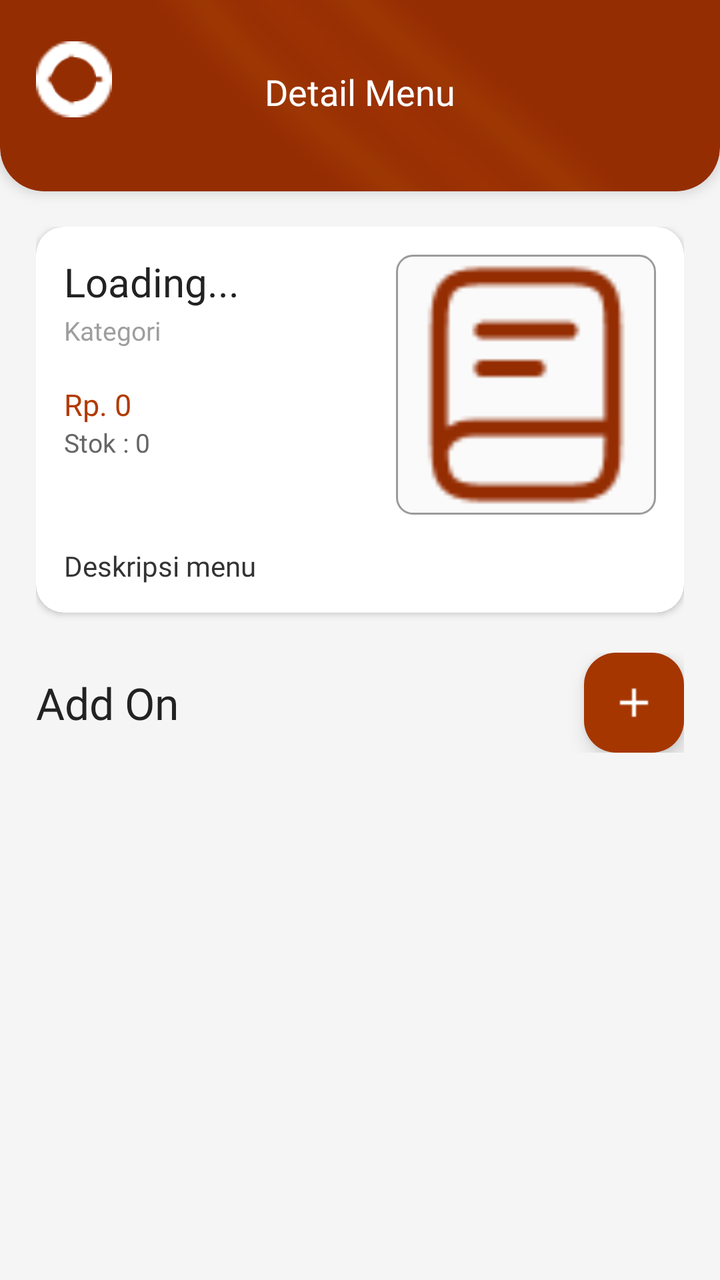
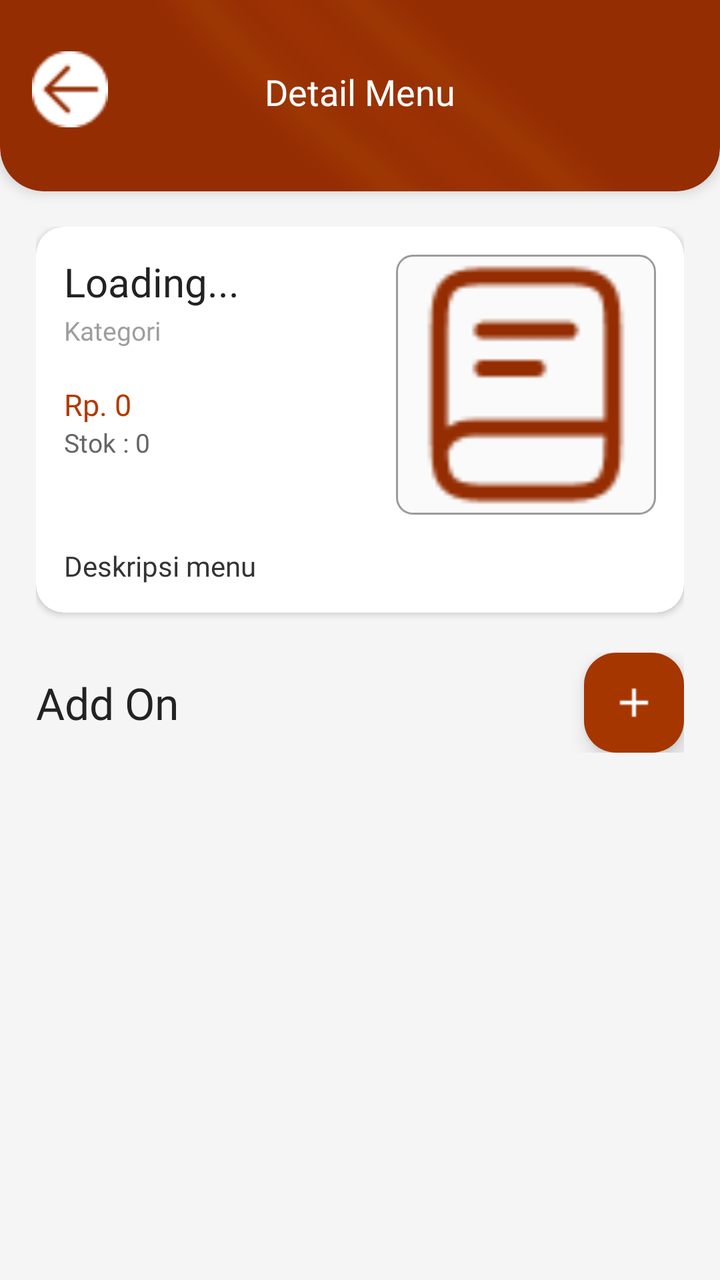

The first picture is an Android layout as it rendered before a commit; the second is the same layout after the commit. The layout source and the unified diff follow.
<!-- AndroidManifest.xml: application theme Theme.Warmindone -->
<!-- res/layout/activity_detailmenu.xml -->
<?xml version="1.0" encoding="utf-8"?>
<androidx.constraintlayout.widget.ConstraintLayout
    xmlns:android="http://schemas.android.com/apk/res/android"
    xmlns:app="http://schemas.android.com/apk/res-auto"
    xmlns:tools="http://schemas.android.com/tools"
    android:layout_width="match_parent"
    android:layout_height="match_parent"
    android:background="#F5F5F5">

    
    <androidx.cardview.widget.CardView
        android:id="@+id/headerCard"
        android:layout_width="0dp"
        android:layout_height="120dp"
        android:layout_marginTop="-25dp"
        app:cardBackgroundColor="#952D03"
        app:cardCornerRadius="22dp"
        app:cardElevation="4dp"
        app:layout_constraintTop_toTopOf="parent"
        app:layout_constraintStart_toStartOf="parent"
        app:layout_constraintEnd_toEndOf="parent">

        <FrameLayout
            android:layout_width="match_parent"
            android:layout_height="match_parent">

            <ImageView
                android:layout_width="match_parent"
                android:layout_height="match_parent"
                android:alpha="0.25"
                android:scaleType="centerCrop"
                android:src="@drawable/bgdashboardadmin" />

            
            <ImageView
                android:id="@+id/btnBack"
                android:layout_width="38dp"
                android:layout_height="38dp"
                android:layout_marginStart="18dp"
                android:layout_marginTop="45dp"
                android:background="@drawable/bg_circle_white"
                android:padding="8dp"
                android:src="@drawable/ic_back"
                app:tint="#952D03" />

            
            <TextView
                android:layout_width="wrap_content"
                android:layout_height="wrap_content"
                android:layout_gravity="center_horizontal"
                android:layout_marginTop="58dp"
                android:fontFamily="@font/montserrat_semibold"
                android:text="Detail Menu"
                android:textColor="@android:color/white"
                android:textSize="18sp" />

        </FrameLayout>

    </androidx.cardview.widget.CardView>

    
    <androidx.core.widget.NestedScrollView
        android:layout_width="0dp"
        android:layout_height="0dp"
        android:fillViewport="true"
        app:layout_constraintTop_toBottomOf="@id/headerCard"
        app:layout_constraintBottom_toBottomOf="parent"
        app:layout_constraintStart_toStartOf="parent"
        app:layout_constraintEnd_toEndOf="parent">

        <LinearLayout
            android:layout_width="match_parent"
            android:layout_height="wrap_content"
            android:orientation="vertical"
            android:padding="18dp">

            
            <androidx.cardview.widget.CardView
                android:layout_width="match_parent"
                android:layout_height="wrap_content"
                app:cardBackgroundColor="@android:color/white"
                app:cardCornerRadius="14dp"
                app:cardElevation="2dp">

                <LinearLayout
                    android:layout_width="match_parent"
                    android:layout_height="wrap_content"
                    android:orientation="vertical"
                    android:padding="14dp">

                    
                    <LinearLayout
                        android:layout_width="match_parent"
                        android:layout_height="wrap_content"
                        android:orientation="horizontal">

                        
                        <LinearLayout
                            android:layout_width="0dp"
                            android:layout_height="wrap_content"
                            android:layout_weight="1"
                            android:orientation="vertical">

                            <TextView
                                android:id="@+id/tvNamaMenu"
                                android:layout_width="wrap_content"
                                android:layout_height="wrap_content"
                                android:fontFamily="@font/montserrat_semibold"
                                android:text="Loading..."
                                android:textColor="#222222"
                                android:textSize="20sp" />

                            <TextView
                                android:id="@+id/tvKategori"
                                android:layout_width="wrap_content"
                                android:layout_height="wrap_content"
                                android:layout_marginTop="2dp"
                                android:fontFamily="@font/montserrat_medium"
                                android:text="Kategori"
                                android:textColor="#9E9E9E"
                                android:textSize="13sp" />

                            <TextView
                                android:id="@+id/tvHarga"
                                android:layout_width="wrap_content"
                                android:layout_height="wrap_content"
                                android:layout_marginTop="18dp"
                                android:fontFamily="@font/montserrat_semibold"
                                android:text="Rp. 0"
                                android:textColor="#B33A00"
                                android:textSize="15sp" />

                            <TextView
                                android:id="@+id/tvStok"
                                android:layout_width="wrap_content"
                                android:layout_height="wrap_content"
                                android:text="Stok : 0"
                                android:textColor="#666666"
                                android:textSize="13sp" />

                        </LinearLayout>

                        
                        <ImageView
                            android:id="@+id/imgMenu"
                            android:layout_width="130dp"
                            android:layout_height="130dp"
                            android:background="@drawable/card_white_menu"
                            android:scaleType="centerCrop"
                            android:src="@drawable/ic_menu" />

                    </LinearLayout>

                    
                    <TextView
                        android:id="@+id/tvDeskripsi"
                        android:layout_width="match_parent"
                        android:layout_height="wrap_content"
                        android:layout_marginTop="16dp"
                        android:fontFamily="@font/montserrat_medium"
                        android:lineSpacingExtra="2dp"
                        android:text="Deskripsi menu"
                        android:textColor="#333333"
                        android:textSize="14sp" />

                </LinearLayout>

            </androidx.cardview.widget.CardView>

            
            <LinearLayout
                android:layout_width="match_parent"
                android:layout_height="wrap_content"
                android:layout_marginTop="20dp"
                android:gravity="center_vertical"
                android:orientation="horizontal">

                
                <TextView
                    android:layout_width="0dp"
                    android:layout_height="wrap_content"
                    android:layout_weight="1"
                    android:fontFamily="@font/montserrat_semibold"
                    android:text="Add On"
                    android:textColor="#222222"
                    android:textSize="22sp" />

                
                <com.google.android.material.floatingactionbutton.FloatingActionButton
                    android:id="@+id/btnTambahAddon"
                    android:layout_width="50dp"
                    android:layout_height="50dp"
                    android:src="@drawable/ic_plus"
                    app:backgroundTint="#A63600"
                    app:fabCustomSize="50dp"
                    app:tint="@android:color/white"
                    tools:ignore="SpeakableTextPresentCheck" />

            </LinearLayout>

            
            <androidx.recyclerview.widget.RecyclerView
                android:id="@+id/recyclerAddon"
                android:layout_width="match_parent"
                android:layout_height="wrap_content"
                android:layout_marginTop="12dp"
                android:layout_marginBottom="30dp"
                android:nestedScrollingEnabled="false"
                tools:listitem="@layout/addon_widget" />

        </LinearLayout>

    </androidx.core.widget.NestedScrollView>

</androidx.constraintlayout.widget.ConstraintLayout>
<!-- res/layout/addon_widget.xml (included above) -->
<LinearLayout
    xmlns:android="http://schemas.android.com/apk/res/android"
    android:id="@+id/addonall"
    android:layout_width="match_parent"
    android:layout_height="95dp"
    android:layout_marginHorizontal="16dp"
    android:layout_marginTop="10dp"
    android:background="@drawable/card_white_menu"
    android:elevation="2dp"
    android:gravity="center_vertical"
    android:orientation="horizontal"
    android:paddingHorizontal="16dp">

    
    <ImageView
        android:id="@+id/imgAddon"
        android:layout_width="65dp"
        android:layout_height="65dp"
        android:padding="6dp"
        android:scaleType="centerCrop"
        android:src="@drawable/ic_menu" />

    
    <LinearLayout
        android:layout_width="0dp"
        android:layout_height="wrap_content"
        android:layout_marginStart="14dp"
        android:layout_weight="1"
        android:orientation="vertical">

        <TextView
            android:id="@+id/tvNamaAddon"
            android:layout_width="wrap_content"
            android:layout_height="wrap_content"
            android:fontFamily="@font/montserrat_semibold"
            android:text="Telur"
            android:textColor="#222222"
            android:textSize="20sp"
            android:textStyle="bold" />

        <TextView
            android:id="@+id/tvStokAddon"
            android:layout_width="wrap_content"
            android:layout_height="wrap_content"
            android:layout_marginTop="2dp"
            android:fontFamily="@font/montserrat_medium"
            android:text="Stok : 5"
            android:textColor="#9E9E9E"
            android:textSize="14sp" />
    </LinearLayout>

    
    <LinearLayout
        android:layout_width="wrap_content"
        android:layout_height="match_parent"
        android:gravity="center"
        android:orientation="horizontal">

        <ImageView
            android:id="@+id/btnEditAddon"
            android:layout_width="22dp"
            android:layout_height="22dp"
            android:layout_marginEnd="18dp"
            android:src="@drawable/ic_pen" />

        <ImageView
            android:id="@+id/btnDeleteAddon"
            android:layout_width="22dp"
            android:layout_height="22dp"
            android:src="@drawable/ic_trash" />
    </LinearLayout>

</LinearLayout>
<!-- resources referenced by this layout -->
<resources>
  <!-- drawable bg_circle_white: png bitmap (drawable, 525 bytes) -->
  <!-- drawable bgdashboardadmin: png bitmap (drawable, 45797 bytes) -->
  <!-- drawable card_white_menu (drawable) -->
  <?xml version="1.0" encoding="utf-8"?>
  <shape xmlns:android="http://schemas.android.com/apk/res/android">
      <corners android:radius="8dp"/>
      <solid android:color="#fafafa"/>
      <stroke
          android:width="1dp" android:color="#9b9b9b" />
  </shape>
  <!-- drawable ic_back: png bitmap (drawable, 525 bytes) -->
  <!-- drawable ic_menu: png bitmap (drawable, 1246 bytes) -->
  <!-- drawable ic_pen: png bitmap (drawable, 501 bytes) -->
  <!-- drawable ic_plus: png bitmap (drawable, 298 bytes) -->
  <!-- drawable ic_trash: png bitmap (drawable, 254 bytes) -->
  <style name="Theme.Warmindone" parent="Base.Theme.Warmindone" />
  <style name="Base.Theme.Warmindone" parent="Theme.Material3.DayNight.NoActionBar">
          
          
      </style>
</resources>

<!-- the commit's change to res/layout/activity_detailmenu.xml (unified diff, before → after) -->
@@ -36,12 +36,9 @@
                 android:id="@+id/btnBack"
                 android:layout_width="38dp"
                 android:layout_height="38dp"
-                android:layout_marginStart="18dp"
-                android:layout_marginTop="45dp"
-                android:background="@drawable/bg_circle_white"
-                android:padding="8dp"
-                android:src="@drawable/ic_back"
-                app:tint="#952D03" />
+                android:layout_marginStart="16dp"
+                android:layout_marginTop="50dp"
+                android:src="@drawable/ic_back"/>
 
             
             <TextView
@@ -49,11 +46,10 @@
                 android:layout_height="wrap_content"
                 android:layout_gravity="center_horizontal"
                 android:layout_marginTop="58dp"
-                android:fontFamily="@font/montserrat_semibold"
                 android:text="Detail Menu"
+                android:textSize="18sp"
                 android:textColor="@android:color/white"
-                android:textSize="18sp" />
-
+                android:fontFamily="@font/montserrat_semibold"/>
         </FrameLayout>
 
     </androidx.cardview.widget.CardView>
<!-- resource entries referenced after the edit -->
@@ -1,6 +1,5 @@
 <!-- resources referenced by this layout -->
 <resources>
-  <!-- drawable bg_circle_white: png bitmap (drawable, 525 bytes) -->
   <!-- drawable bgdashboardadmin: png bitmap (drawable, 45797 bytes) -->
   <!-- drawable card_white_menu (drawable) -->
   <?xml version="1.0" encoding="utf-8"?>
